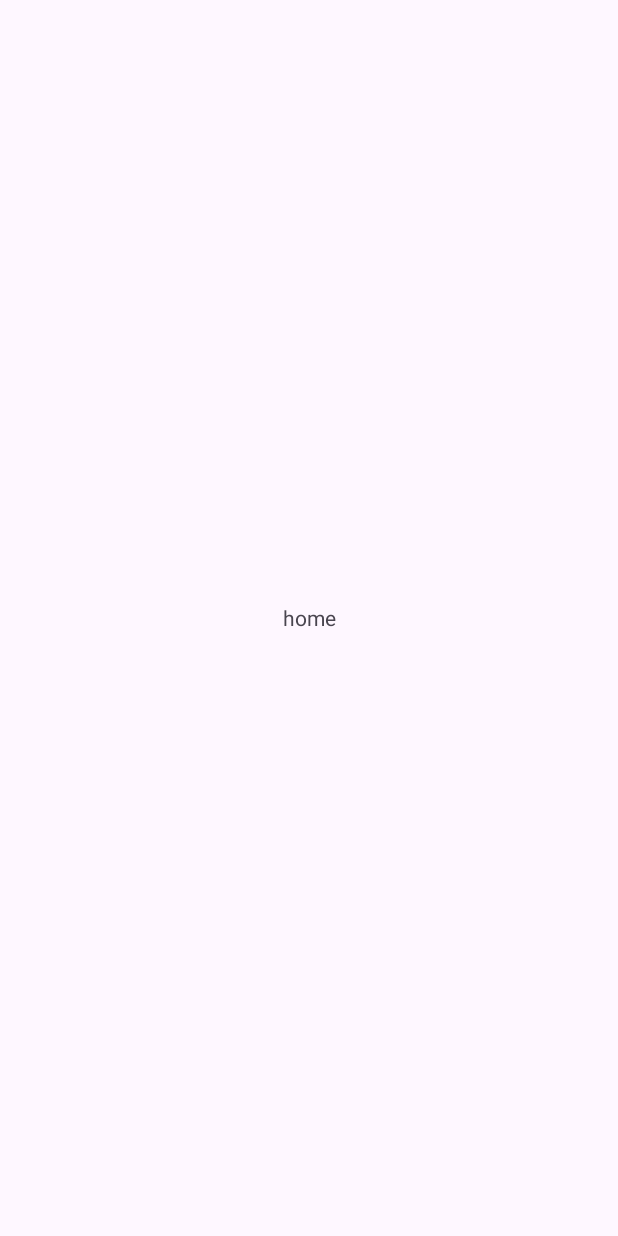
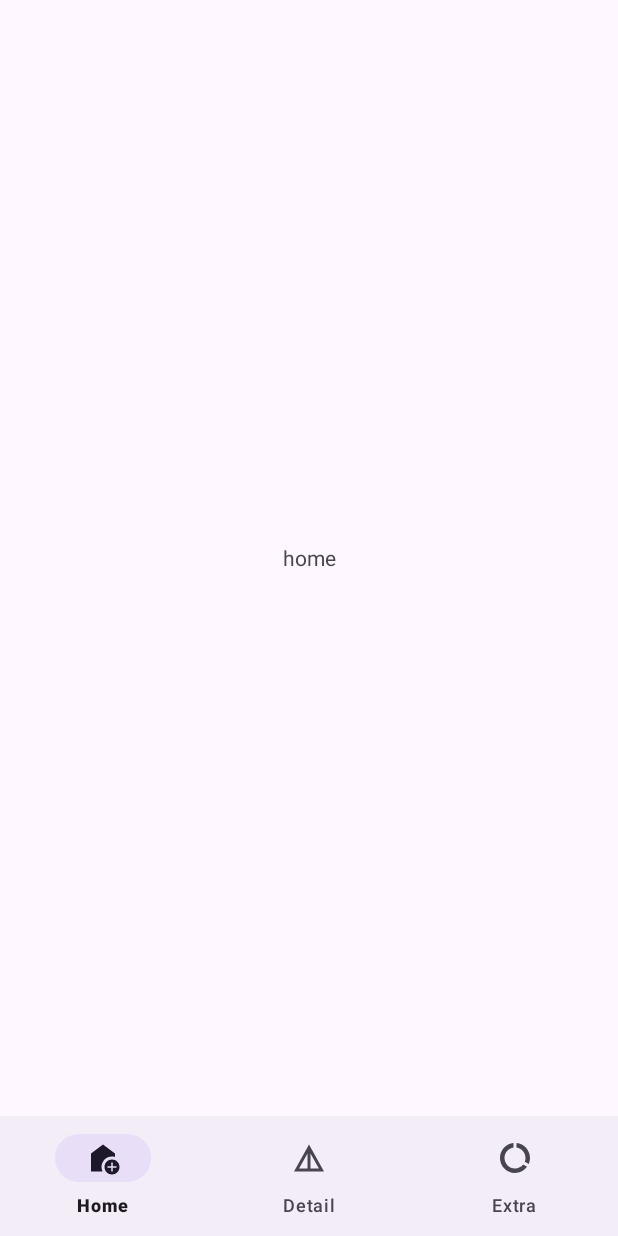
Before and after one commit to 7yes/7yes-bk23_PE_GsmallPjXml, an Android app: the screen it shows after launch (MainActivity), on a phone screen of 412 x 824 dp. Before the commit the screen is almost empty. Run offline under Robolectric (Android 15) with nearby library versions, the phone set to English and light mode, and no system bars; our stand-ins replace Dagger/Hilt's generated code.

Commit message:
creating botton nav

```diff
--- /dev/null
+++ b/app/src/main/res/drawable/ic_detail.xml
@@ -0,0 +1,5 @@
+<vector android:height="24dp" android:tint="#000000"
+    android:viewportHeight="24" android:viewportWidth="24"
+    android:width="24dp" xmlns:android="http://schemas.android.com/apk/res/android">
+    <path android:fillColor="@android:color/white" android:pathData="M12,3L2,21h20L12,3zM13,8.92L18.6,19H13V8.92zM11,8.92V19H5.4L11,8.92z"/>
+</vector>
--- /dev/null
+++ b/app/src/main/res/drawable/ic_extra.xml
@@ -0,0 +1,5 @@
+<vector android:height="24dp" android:tint="#000000"
+    android:viewportHeight="24" android:viewportWidth="24"
+    android:width="24dp" xmlns:android="http://schemas.android.com/apk/res/android">
+    <path android:fillColor="@android:color/white" android:pathData="M13,2.05v3.03c3.39,0.49 6,3.39 6,6.92c0,0.9 -0.18,1.75 -0.48,2.54l2.6,1.53C21.68,14.83 22,13.45 22,12C22,6.82 18.05,2.55 13,2.05zM12,19c-3.87,0 -7,-3.13 -7,-7c0,-3.53 2.61,-6.43 6,-6.92V2.05C5.94,2.55 2,6.81 2,12c0,5.52 4.47,10 9.99,10c3.31,0 6.24,-1.61 8.06,-4.09l-2.6,-1.53C16.17,17.98 14.21,19 12,19z"/>
+</vector>
--- /dev/null
+++ b/app/src/main/res/drawable/ic_home.xml
@@ -0,0 +1,6 @@
+<vector android:height="24dp" android:tint="#000000"
+    android:viewportHeight="24" android:viewportWidth="24"
+    android:width="24dp" xmlns:android="http://schemas.android.com/apk/res/android">
+    <path android:fillColor="@android:color/white" android:pathData="M18,11c0.7,0 1.37,0.1 2,0.29V9l-8,-6L4,9v12h7.68C11.25,20.09 11,19.08 11,18C11,14.13 14.13,11 18,11z"/>
+    <path android:fillColor="@android:color/white" android:pathData="M18,13c-2.76,0 -5,2.24 -5,5s2.24,5 5,5s5,-2.24 5,-5S20.76,13 18,13zM21,18.5h-2.5V21h-1v-2.5H15v-1h2.5V15h1v2.5H21V18.5z"/>
+</vector>
--- a/app/src/main/res/layout/activity_main.xml
+++ b/app/src/main/res/layout/activity_main.xml
@@ -10,12 +10,21 @@
         android:id="@+id/frag_container"
         android:name="androidx.navigation.fragment.NavHostFragment"
         android:layout_width="match_parent"
-        android:layout_height="match_parent"
+        android:layout_height="0dp"
         app:defaultNavHost="true"
-        app:layout_constraintBottom_toBottomOf="parent"
+        app:layout_constraintBottom_toTopOf="@id/bottom_nav"
         app:layout_constraintEnd_toEndOf="parent"
         app:layout_constraintStart_toStartOf="parent"
         app:layout_constraintTop_toTopOf="parent"
         app:navGraph="@navigation/mobile_navigation" />
 
+    <com.google.android.material.bottomnavigation.BottomNavigationView
+        android:id="@+id/bottom_nav"
+        android:layout_width="match_parent"
+        android:layout_height="wrap_content"
+        app:layout_constraintBottom_toBottomOf="parent"
+        app:layout_constraintEnd_toEndOf="parent"
+        app:layout_constraintStart_toStartOf="parent"
+        app:menu="@menu/bottom_menu" />
+
 </androidx.constraintlayout.widget.ConstraintLayout>
--- /dev/null
+++ b/app/src/main/res/menu/bottom_menu.xml
@@ -0,0 +1,15 @@
+<?xml version="1.0" encoding="utf-8"?>
+<menu xmlns:android="http://schemas.android.com/apk/res/android">
+    <item
+        android:id="@+id/homeFragment"
+        android:icon="@drawable/ic_home"
+        android:title="Home" />
+    <item
+        android:id="@+id/detailFragment"
+        android:icon="@drawable/ic_detail"
+        android:title="Detail" />
+    <item
+        android:id="@+id/extraFragment"
+        android:icon="@drawable/ic_extra"
+        android:title="Extra" />
+</menu>
```
